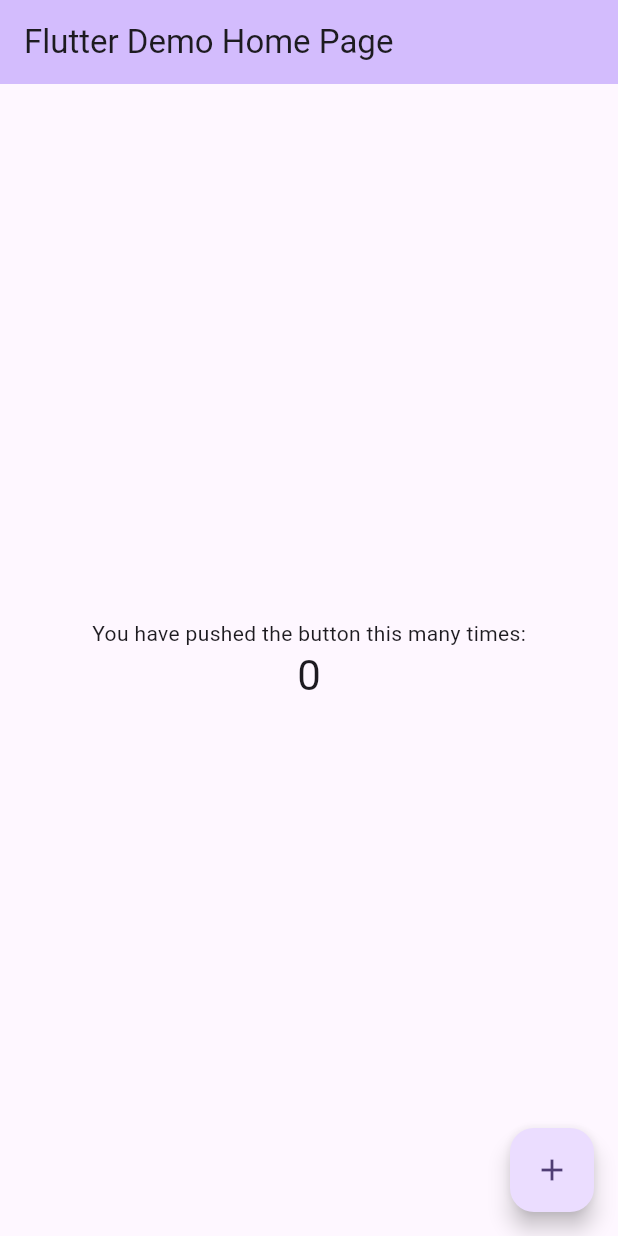
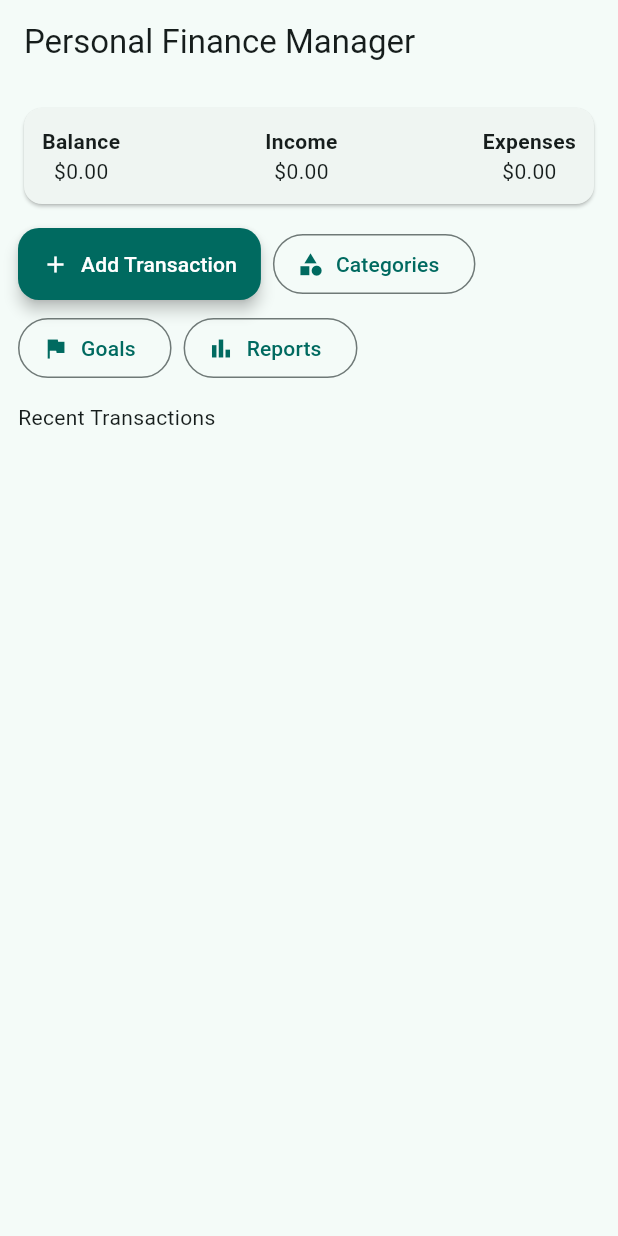
Before and after one commit to rathidarsh46-collab/personalfinancemanager_mad1, a Flutter app: the screen it shows after launch, on a phone screen of 412 x 824 dp. Run offline on Flutter 3.47's test engine with Material 3 defaults, Android fonts, the phone set to English and light mode, and no system bars; our stand-ins replace sqflite; accounts and stored records are empty; statements that could not run were skipped.

Commit message:
feat(state+home): add FinanceProvider and real Home summary (no chart) + styled Add button

```diff
--- a/lib/main.dart
+++ b/lib/main.dart
@@ -1,122 +1,44 @@
+// main.dart
+// Student note: Root of app + routes; Provider injected at the top.
+
 import 'package:flutter/material.dart';
+import 'package:provider/provider.dart';
+
+import 'providers/finance_provider.dart';
+import 'screens/home_screen.dart';
+import 'screens/add_transaction_screen.dart';
+import 'screens/category_screen.dart';
+import 'screens/goals_screen.dart';
+import 'screens/reports_screen.dart';
 
 void main() {
-  runApp(const MyApp());
+  runApp(
+    ChangeNotifierProvider(
+      create: (_) => FinanceProvider()..init(), // load DB + seed
+      child: const MyApp(),
+    ),
+  );
 }
 
 class MyApp extends StatelessWidget {
   const MyApp({super.key});
 
-  // This widget is the root of your application.
   @override
   Widget build(BuildContext context) {
     return MaterialApp(
-      title: 'Flutter Demo',
+      title: 'Personal Finance Manager',
       theme: ThemeData(
-        // This is the theme of your application.
-        //
-        // TRY THIS: Try running your application with "flutter run". You'll see
-        // the application has a purple toolbar. Then, without quitting the app,
-        // try changing the seedColor in the colorScheme below to Colors.green
-        // and then invoke "hot reload" (save your changes or press the "hot
-        // reload" button in a Flutter-supported IDE, or press "r" if you used
-        // the command line to start the app).
-        //
-        // Notice that the counter didn't reset back to zero; the application
-        // state is not lost during the reload. To reset the state, use hot
-        // restart instead.
-        //
-        // This works for code too, not just values: Most code changes can be
-        // tested with just a hot reload.
-        colorScheme: ColorScheme.fromSeed(seedColor: Colors.deepPurple),
+        colorScheme: ColorScheme.fromSeed(seedColor: Colors.teal),
+        useMaterial3: true,
       ),
-      home: const MyHomePage(title: 'Flutter Demo Home Page'),
+      initialRoute: '/',
+      routes: {
+        '/': (_) => const HomeScreen(),
+        '/add': (_) => const AddTransactionScreen(),
+        '/categories': (_) => const CategoryScreen(),
+        '/goals': (_) => const GoalsScreen(),
+        '/reports': (_) => const ReportsScreen(),
+      },
     );
   }
 }
-
-class MyHomePage extends StatefulWidget {
-  const MyHomePage({super.key, required this.title});
-
-  // This widget is the home page of your application. It is stateful, meaning
-  // that it has a State object (defined below) that contains fields that affect
-  // how it looks.
-
-  // This class is the configuration for the state. It holds the values (in this
-  // case the title) provided by the parent (in this case the App widget) and
-  // used by the build method of the State. Fields in a Widget subclass are
-  // always marked "final".
-
-  final String title;
-
-  @override
-  State<MyHomePage> createState() => _MyHomePageState();
-}
-
-class _MyHomePageState extends State<MyHomePage> {
-  int _counter = 0;
-
-  void _incrementCounter() {
-    setState(() {
-      // This call to setState tells the Flutter framework that something has
-      // changed in this State, which causes it to rerun the build method below
-      // so that the display can reflect the updated values. If we changed
-      // _counter without calling setState(), then the build method would not be
-      // called again, and so nothing would appear to happen.
-      _counter++;
-    });
-  }
-
-  @override
-  Widget build(BuildContext context) {
-    // This method is rerun every time setState is called, for instance as done
-    // by the _incrementCounter method above.
-    //
-    // The Flutter framework has been optimized to make rerunning build methods
-    // fast, so that you can just rebuild anything that needs updating rather
-    // than having to individually change instances of widgets.
-    return Scaffold(
-      appBar: AppBar(
-        // TRY THIS: Try changing the color here to a specific color (to
-        // Colors.amber, perhaps?) and trigger a hot reload to see the AppBar
-        // change color while the other colors stay the same.
-        backgroundColor: Theme.of(context).colorScheme.inversePrimary,
-        // Here we take the value from the MyHomePage object that was created by
-        // the App.build method, and use it to set our appbar title.
-        title: Text(widget.title),
-      ),
-      body: Center(
-        // Center is a layout widget. It takes a single child and positions it
-        // in the middle of the parent.
-        child: Column(
-          // Column is also a layout widget. It takes a list of children and
-          // arranges them vertically. By default, it sizes itself to fit its
-          // children horizontally, and tries to be as tall as its parent.
-          //
-          // Column has various properties to control how it sizes itself and
-          // how it positions its children. Here we use mainAxisAlignment to
-          // center the children vertically; the main axis here is the vertical
-          // axis because Columns are vertical (the cross axis would be
-          // horizontal).
-          //
-          // TRY THIS: Invoke "debug painting" (choose the "Toggle Debug Paint"
-          // action in the IDE, or press "p" in the console), to see the
-          // wireframe for each widget.
-          mainAxisAlignment: MainAxisAlignment.center,
-          children: <Widget>[
-            const Text('You have pushed the button this many times:'),
-            Text(
-              '$_counter',
-              style: Theme.of(context).textTheme.headlineMedium,
-            ),
-          ],
-        ),
-      ),
-      floatingActionButton: FloatingActionButton(
-        onPressed: _incrementCounter,
-        tooltip: 'Increment',
-        child: const Icon(Icons.add),
-      ), // This trailing comma makes auto-formatting nicer for build methods.
-    );
-  }
-}
--- /dev/null
+++ b/lib/providers/finance_provider.dart
@@ -0,0 +1,128 @@
+import 'package:flutter/material.dart';
+import 'package:sqflite/sqflite.dart';
+import '../services/db.dart';
+import '../models/transaction.dart';
+import '../models/category_budget.dart';
+import '../models/goal.dart';
+
+class FinanceProvider extends ChangeNotifier {
+  final DBService _dbs = DBService();
+
+  List<PFTransaction> transactions = [];
+  Map<String, CategoryBudget> budgets = {};
+  List<Goal> goals = [];
+
+  double totalIncome = 0;
+  double totalExpenses = 0;
+  bool initialized = false;
+
+  Future<void> init() async {
+    await _loadAll();
+    // Seed starter categories for demo
+    if (budgets.isEmpty) {
+      await setBudget(CategoryBudget(name: 'Food', monthlyBudget: 300, alertPct: 90));
+      await setBudget(CategoryBudget(name: 'Rent', monthlyBudget: 900, alertPct: 100));
+      await setBudget(CategoryBudget(name: 'Transport', monthlyBudget: 200, alertPct: 80));
+      await _loadBudgets();
+    }
+    initialized = true;
+    notifyListeners();
+  }
+
+  Future<void> _loadAll() async {
+    await _loadTransactions();
+    await _loadBudgets();
+    await _loadGoals();
+    _recomputeTotals();
+  }
+
+  Future<void> _loadTransactions() async {
+    final db = await _dbs.db;
+    final rows = await db.query('transactions', orderBy: 'date DESC, id DESC');
+    transactions = rows.map((e) => PFTransaction.fromMap(e)).toList();
+  }
+
+  Future<void> _loadBudgets() async {
+    final db = await _dbs.db;
+    final rows = await db.query('categories');
+    budgets = {for (final r in rows) (r['name'] as String): CategoryBudget.fromMap(r)};
+  }
+
+  Future<void> _loadGoals() async {
+    final db = await _dbs.db;
+    final rows = await db.query('goals', orderBy: 'id DESC');
+    goals = rows.map((e) => Goal.fromMap(e)).toList();
+  }
+
+  void _recomputeTotals() {
+    totalIncome = transactions.where((t) => t.type == 'income').fold(0.0, (s, t) => s + t.amount);
+    totalExpenses = transactions.where((t) => t.type == 'expense').fold(0.0, (s, t) => s + t.amount);
+  }
+
+  Future<void> addTransaction(PFTransaction t) async {
+    final db = await _dbs.db;
+    await db.insert('transactions', t.toMap());
+    await _loadTransactions();
+    _recomputeTotals();
+    notifyListeners();
+  }
+
+  Future<void> setBudget(CategoryBudget b) async {
+    final db = await _dbs.db;
+    await db.insert('categories', b.toMap(), conflictAlgorithm: ConflictAlgorithm.replace);
+    budgets[b.name] = b;
+    notifyListeners();
+  }
+
+  Future<void> addGoal(Goal g) async {
+    final db = await _dbs.db;
+    await db.insert('goals', g.toMap());
+    await _loadGoals();
+    notifyListeners();
+  }
+
+  Future<void> depositToGoal(Goal g, double amount) async {
+    final db = await _dbs.db;
+    await db.update('goals', {'saved': g.saved + amount}, where: 'id=?', whereArgs: [g.id]);
+    await _loadGoals();
+    notifyListeners();
+  }
+
+  Future<void> deleteGoal(Goal g) async {
+    final db = await _dbs.db;
+    await db.delete('goals', where: 'id = ?', whereArgs: [g.id]);
+    await _loadGoals();
+    notifyListeners();
+  }
+
+  Future<bool> shouldAlertFor(String category, String ym) async {
+    final db = await _dbs.db;
+    final rows = await db.rawQuery('''
+      SELECT SUM(amount) AS spent FROM transactions
+      WHERE type='expense' AND category=? AND substr(date,1,7)=?
+    ''', [category, ym]);
+    final spent = (rows.first['spent'] as num?)?.toDouble() ?? 0.0;
+    final b = budgets[category];
+    if (b == null || b.monthlyBudget <= 0) return false;
+    final threshold = b.monthlyBudget * (b.alertPct / 100.0);
+    return spent >= threshold;
+  }
+
+  Future<String> exportCsv({required String startIso, required String endIso}) async {
+    final db = await _dbs.db;
+    final rows = await db.rawQuery('''
+      SELECT id, type, amount, category, date, notes
+      FROM transactions
+      WHERE date BETWEEN ? AND ?
+      ORDER BY date ASC, id ASC
+    ''', [startIso, endIso]);
+
+    const header = 'id,type,amount,category,date,notes';
+    final lines = <String>[header];
+    for (final r in rows) {
+      final notes = (r['notes'] ?? '').toString().replaceAll(',', ';');
+      lines.add('${r['id']},${r['type']},${r['amount']},${r['category']},${r['date']},$notes');
+    }
+    return lines.join('\n');
+  }
+}
--- a/lib/screens/add_transaction_screen.dart
+++ b/lib/screens/add_transaction_screen.dart
@@ -0,0 +1,14 @@
+import 'package:flutter/material.dart';
+
+class AddTransactionScreen extends StatelessWidget {
+  const AddTransactionScreen({super.key});
+
+  @override
+  Widget build(BuildContext context) {
+    // Student: placeholder screen - real form added in later commit
+    return Scaffold(
+      appBar: AppBar(title: const Text('Add Transaction')),
+      body: const Center(child: Text('Add form coming soon...')),
+    );
+  }
+}
--- a/lib/screens/goals_screen.dart
+++ b/lib/screens/goals_screen.dart
@@ -0,0 +1,14 @@
+import 'package:flutter/material.dart';
+
+class GoalsScreen extends StatelessWidget {
+  const GoalsScreen({super.key});
+
+  @override
+  Widget build(BuildContext context) {
+    // Student: placeholder - goal list + deposit + delete added later
+    return Scaffold(
+      appBar: AppBar(title: const Text('Savings Goals')),
+      body: const Center(child: Text('Goals coming soon...')),
+    );
+  }
+}
--- a/lib/screens/home_screen.dart
+++ b/lib/screens/home_screen.dart
@@ -0,0 +1,106 @@
+import 'package:flutter/material.dart';
+import 'package:provider/provider.dart';
+import '../providers/finance_provider.dart';
+
+// Home: balance + quick nav; NO sample chart (requirement)
+class HomeScreen extends StatelessWidget {
+  const HomeScreen({super.key});
+
+  @override
+  Widget build(BuildContext context) {
+    final finance = context.watch<FinanceProvider>();
+    final balance = finance.totalIncome - finance.totalExpenses;
+
+    return Scaffold(
+      appBar: AppBar(title: const Text('Personal Finance Manager')),
+      body: Padding(
+        padding: const EdgeInsets.all(12.0),
+        child: Column(
+          crossAxisAlignment: CrossAxisAlignment.start,
+          children: [
+            // === Summary Card ===
+            Card(
+              child: Padding(
+                padding: const EdgeInsets.all(12.0),
+                child: Row(
+                  mainAxisAlignment: MainAxisAlignment.spaceBetween,
+                  children: [
+                    _stat('Balance', balance),
+                    _stat('Income', finance.totalIncome),
+                    _stat('Expenses', finance.totalExpenses),
+                  ],
+                ),
+              ),
+            ),
+            const SizedBox(height: 12),
+
+            // === Quick Actions ===
+            Wrap(
+              spacing: 8,
+              runSpacing: 8,
+              children: [
+                // Pop the Add button visually
+                ElevatedButton.icon(
+                  onPressed: () => Navigator.pushNamed(context, '/add'),
+                  icon: const Icon(Icons.add),
+                  label: const Text('Add Transaction'),
+                  style: ElevatedButton.styleFrom(
+                    backgroundColor: Theme.of(context).colorScheme.primary,
+                    foregroundColor: Colors.white,
+                    elevation: 4,
+                    padding: const EdgeInsets.symmetric(horizontal: 16, vertical: 14),
+                    shape: RoundedRectangleBorder(borderRadius: BorderRadius.circular(14)),
+                  ),
+                ),
+                OutlinedButton.icon(
+                  onPressed: () => Navigator.pushNamed(context, '/categories'),
+                  icon: const Icon(Icons.category),
+                  label: const Text('Categories'),
+                ),
+                OutlinedButton.icon(
+                  onPressed: () => Navigator.pushNamed(context, '/goals'),
+                  icon: const Icon(Icons.flag),
+                  label: const Text('Goals'),
+                ),
+                OutlinedButton.icon(
+                  onPressed: () => Navigator.pushNamed(context, '/reports'),
+                  icon: const Icon(Icons.bar_chart),
+                  label: const Text('Reports'),
+                ),
+              ],
+            ),
+            const SizedBox(height: 12),
+
+            const Text('Recent Transactions'),
+            const SizedBox(height: 6),
+            Expanded(
+              child: ListView.builder(
+                itemCount: finance.transactions.length,
+                itemBuilder: (context, i) {
+                  final t = finance.transactions[i];
+                  return ListTile(
+                    leading: Icon(
+                      t.type == 'income' ? Icons.call_received : Icons.call_made,
+                      color: t.type == 'income' ? Colors.teal : Colors.redAccent,
+                    ),
+                    title: Text('${t.type.toUpperCase()}  \$${t.amount.toStringAsFixed(2)}'),
+                    subtitle: Text('${t.category} • ${t.date}${t.notes?.isNotEmpty == true ? " • ${t.notes}" : ""}'),
+                  );
+                },
+              ),
+            ),
+          ],
+        ),
+      ),
+    );
+  }
+
+  Widget _stat(String label, double value) {
+    return Column(
+      children: [
+        Text(label, style: const TextStyle(fontWeight: FontWeight.bold)),
+        Text('\$${value.toStringAsFixed(2)}'),
+      ],
+    );
+  }
+}
--- a/lib/screens/reports_screen.dart
+++ b/lib/screens/reports_screen.dart
@@ -0,0 +1,14 @@
+import 'package:flutter/material.dart';
+
+class ReportsScreen extends StatelessWidget {
+  const ReportsScreen({super.key});
+
+  @override
+  Widget build(BuildContext context) {
+    // Student: placeholder - chart + list + export added later
+    return Scaffold(
+      appBar: AppBar(title: const Text('Reports')),
+      body: const Center(child: Text('Reports coming soon...')),
+    );
+  }
+}
```
Also changed, not shown: lib/screens/category_screen.dart (+14 -0 lines), pubspec.yaml (+10 -76 lines).
